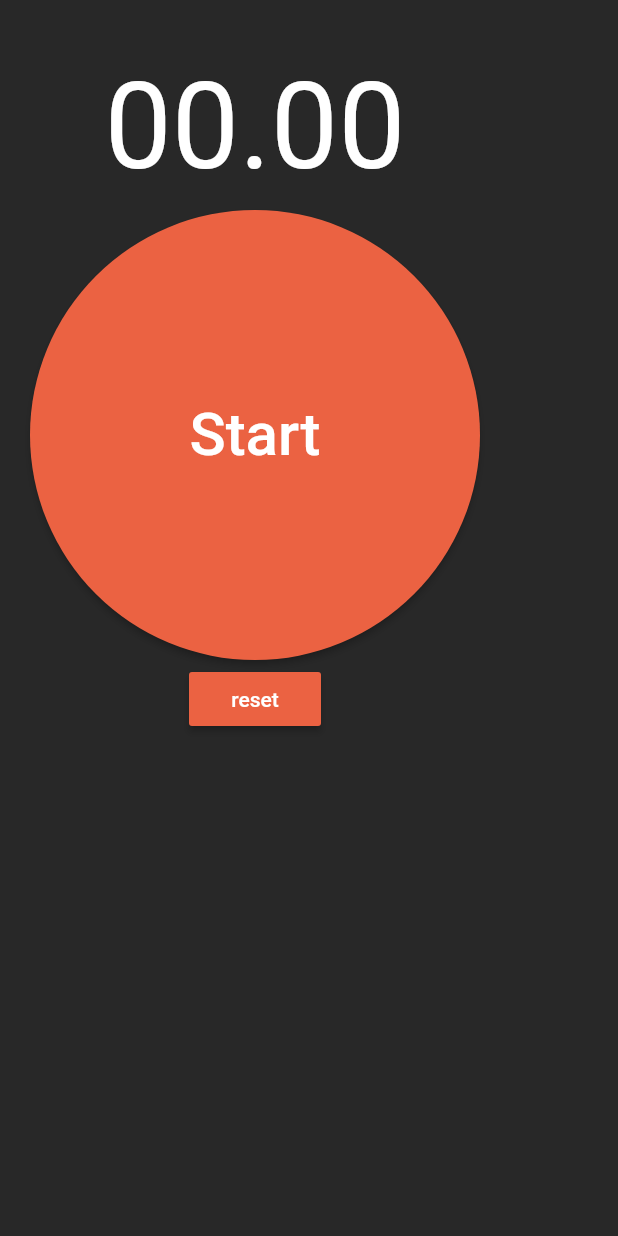
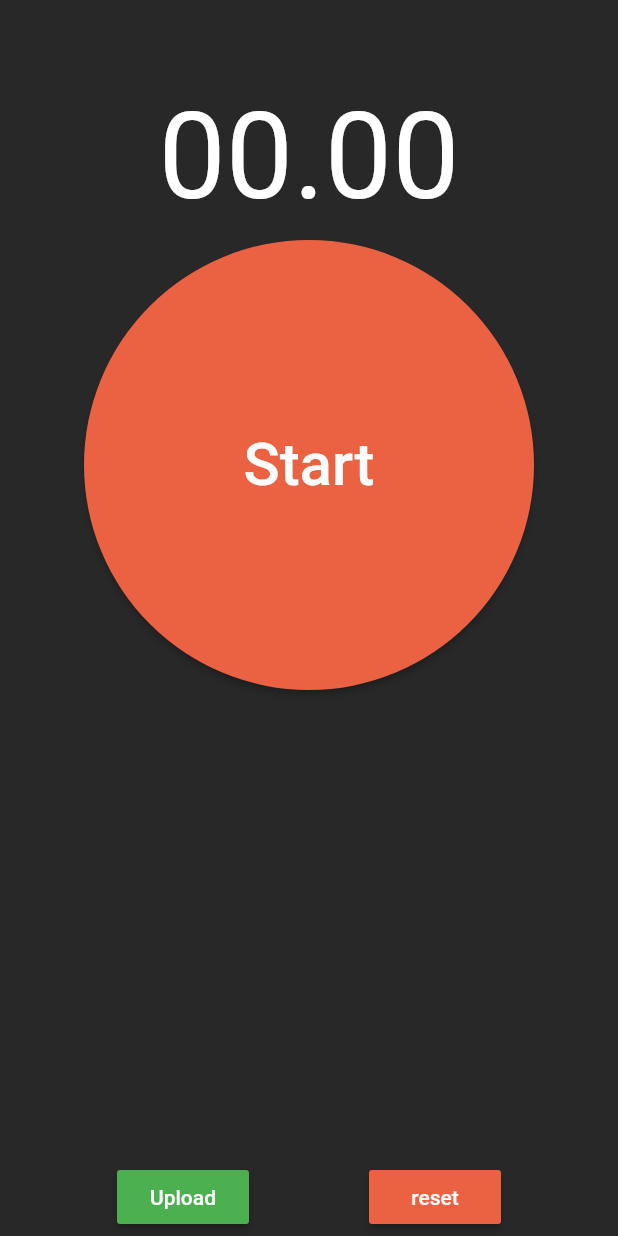
Before and after one commit to SportswatchApp/sportswatch--app, a Flutter app: the StopwatchScreen screen opened directly, on a phone screen of 412 x 824 dp. Run offline on Flutter 3.47's test engine with Material 2 defaults, Android fonts, the phone set to English and light mode, and no system bars; our stand-ins replace stop_watch_timer; Roboto replaces fonts that are missing (Quicksand).

Commit message:
centered all widgets and added uplaod

```diff
--- a/lib/screens/stopwatch.dart
+++ b/lib/screens/stopwatch.dart
@@ -19,11 +19,21 @@ class _StopwatchScreenState extends State<StopwatchScreen> {
   Widget build(BuildContext context) {
     return Scaffold(
       backgroundColor: SportsWatchColors.backgroundColor,
-      body: Padding(
-        padding: EdgeInsets.all(20),
+      body: Center(
         child: Column(
-          mainAxisAlignment: MainAxisAlignment.start,
-          children: <Widget>[_stopwatch(context), _startStop(), _resetTime()],
+          //mainAxisAlignment: MainAxisAlignment.start,
+          children: <Widget>[
+            _stopwatch(context),
+            _startStop(),
+            Spacer(),
+            Row(
+              mainAxisAlignment: MainAxisAlignment.spaceEvenly,
+              children: [
+                _uploadTime(),
+                _resetTime(),
+              ],
+            ),
+          ],
         ),
       ),
     );
@@ -31,7 +41,7 @@ class _StopwatchScreenState extends State<StopwatchScreen> {
 
   Widget _stopwatch(BuildContext context) {
     return Padding(
-      padding: const EdgeInsets.only(top: 10),
+      padding: const EdgeInsets.only(top: 50),
       child: StreamBuilder<int>(
         stream: _stopWatchTimer.rawTime,
         initialData: _stopWatchTimer.rawTime.value,
@@ -95,4 +105,21 @@ class _StopwatchScreenState extends State<StopwatchScreen> {
       ),
     );
   }
+
+  Widget _uploadTime() {
+    return Padding(
+      padding: EdgeInsets.all(2),
+      child: RaisedButton(
+        color: Colors.green,
+        child: Text('Upload'),
+        onPressed: () async {
+          uploadBtnFunction();
+        },
+      ),
+    );
+  }
+
+  void uploadBtnFunction() {
+    print("Hello");
+  }
 }
```
Also changed, not shown: lib/screens/signup.dart (+3 -8 lines), lib/widgets/buttons/text_button.dart (+7 -2 lines).
